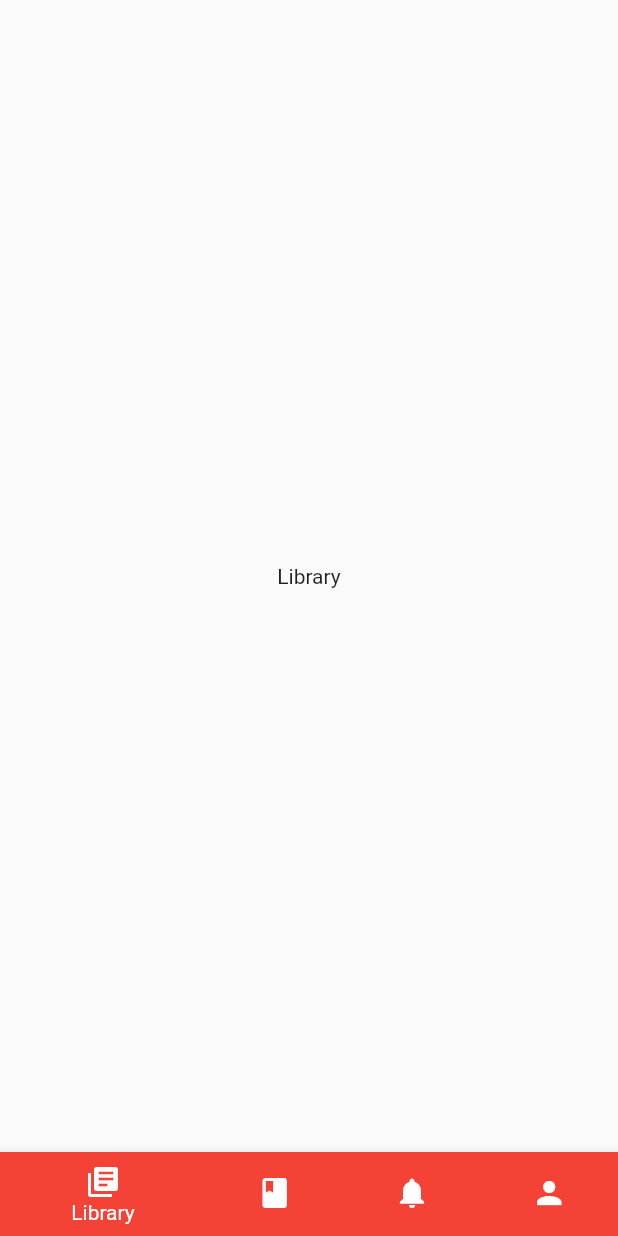
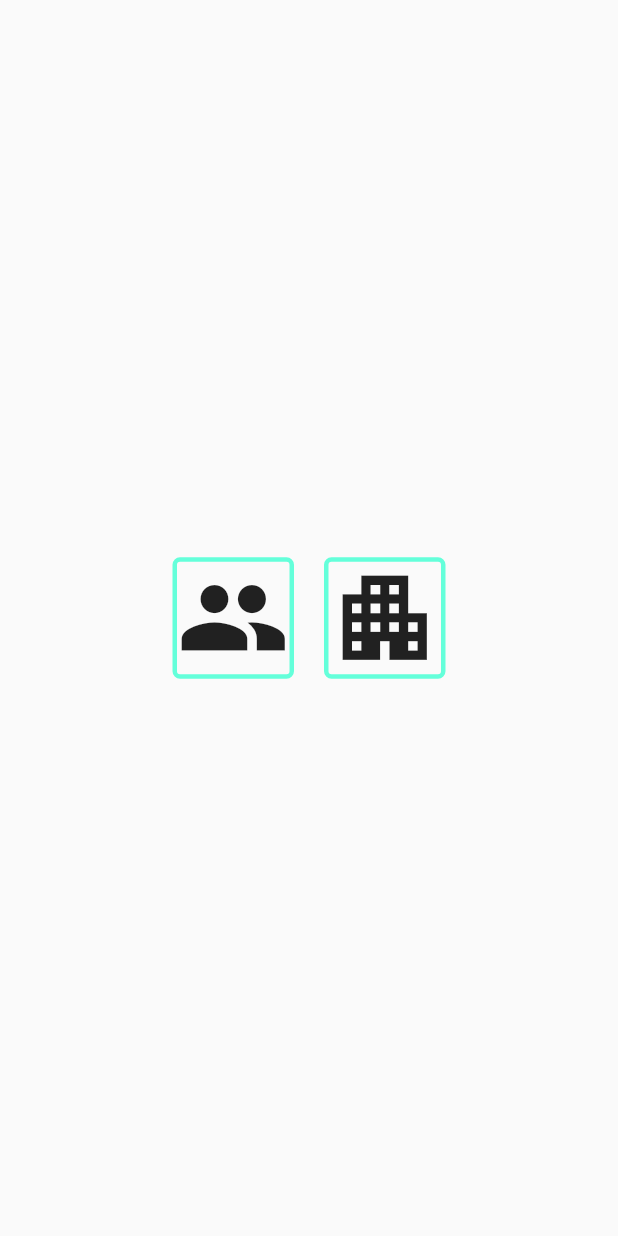
Before and after one commit to ifshaulhaque/books_cafe, a Flutter app: the screen it shows after launch, on a phone screen of 412 x 824 dp. Run offline on Flutter 3.47's test engine with Material 2 defaults, Android fonts, the phone set to English and light mode, and no system bars.

Commit message:
Design StudentOrInstitute.dart - added

```diff
--- /dev/null
+++ b/lib/Ui/Login/StudentOrInstitute.dart
@@ -0,0 +1,71 @@
+import 'package:books_cafe/Ui/Institute/InstituteMainActivity.dart';
+import 'package:books_cafe/Ui/Student/StudentMainActivity.dart';
+import 'package:flutter/material.dart';
+
+class StudentOrInstitute extends StatelessWidget {
+  @override
+  Widget build(BuildContext context) {
+    return Scaffold(
+      body: Center(
+        child: Row(
+          mainAxisAlignment: MainAxisAlignment.center,
+          children: [
+            Container(
+              margin: EdgeInsets.all(
+                10,
+              ),
+              decoration: BoxDecoration(
+                border: Border.all(
+                  color: Colors.tealAccent,
+                  width: 3,
+                ),
+                borderRadius: BorderRadius.all(
+                  Radius.circular(5.0)
+                )
+              ),
+              child: GestureDetector(
+                onTap: () {
+                  Navigator.pushReplacement(
+                      context,
+                      MaterialPageRoute(builder: (context) => StudentMainActivity()),
+                  );
+                },
+                child: Icon(
+                  Icons.group,
+                  size: 75,
+                ),
+              ),
+            ),
+            Container(
+              margin: EdgeInsets.all(
+                10,
+              ),
+              decoration: BoxDecoration(
+                  border: Border.all(
+                    color: Colors.tealAccent,
+                    width: 3,
+                  ),
+                  borderRadius: BorderRadius.all(
+                      Radius.circular(5.0)
+                  )
+              ),
+              child: GestureDetector(
+                onTap: () {
+                  Navigator.pushReplacement(
+                      context,
+                      MaterialPageRoute(builder: (context) => InstituteMainActivity()),
+                  );
+                },
+                child: Icon(
+                  Icons.apartment,
+                  size: 75,
+                ),
+              ),
+            ),
+          ],
+        ),
+      ),
+    );
+  }
+
+}
--- a/lib/main.dart
+++ b/lib/main.dart
@@ -1,3 +1,4 @@
+import 'package:books_cafe/Ui/Login/StudentOrInstitute.dart';
 import 'package:books_cafe/Ui/Student/StudentMainActivity.dart';
 import 'package:flutter/material.dart';
 
@@ -27,7 +28,7 @@ class MyApp extends StatelessWidget {
         // is not restarted.
         primarySwatch: Colors.blue,
       ),
-      home: StudentMainActivity(),
+      home: StudentOrInstitute(),
     );
   }
 }
```
